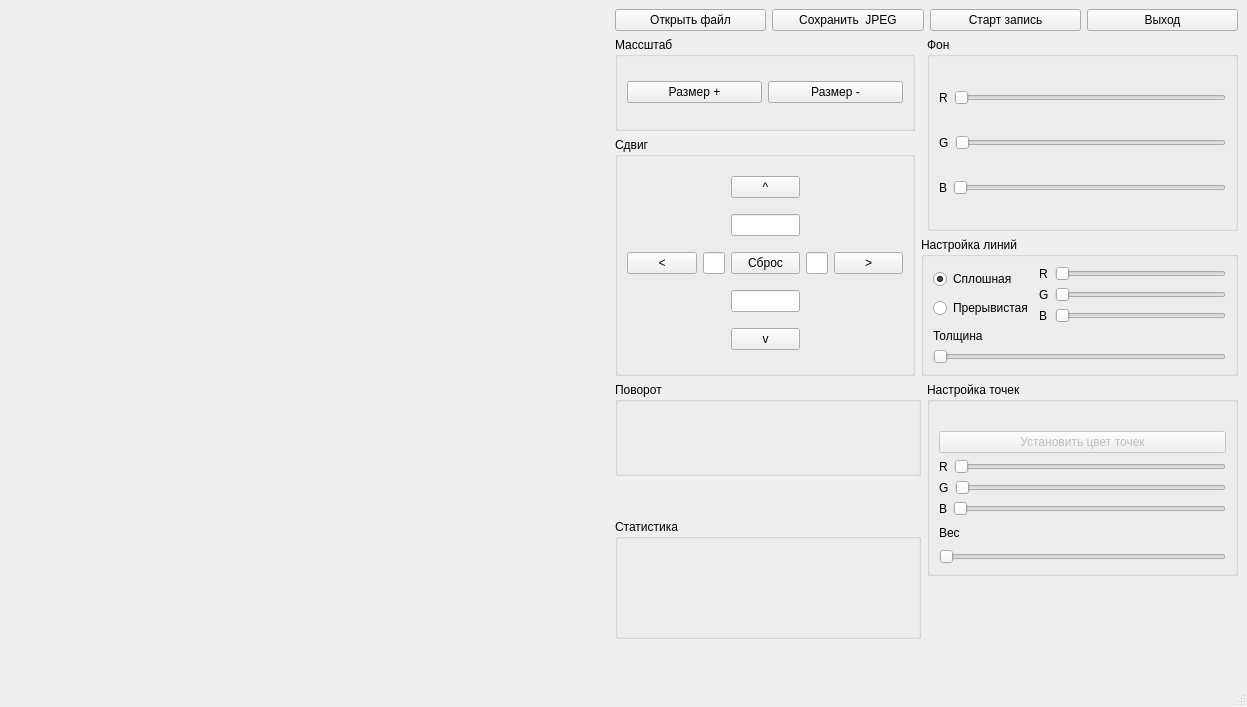
Old version of the form viewer.ui in the repository dandyelf/3dviewer1.0.
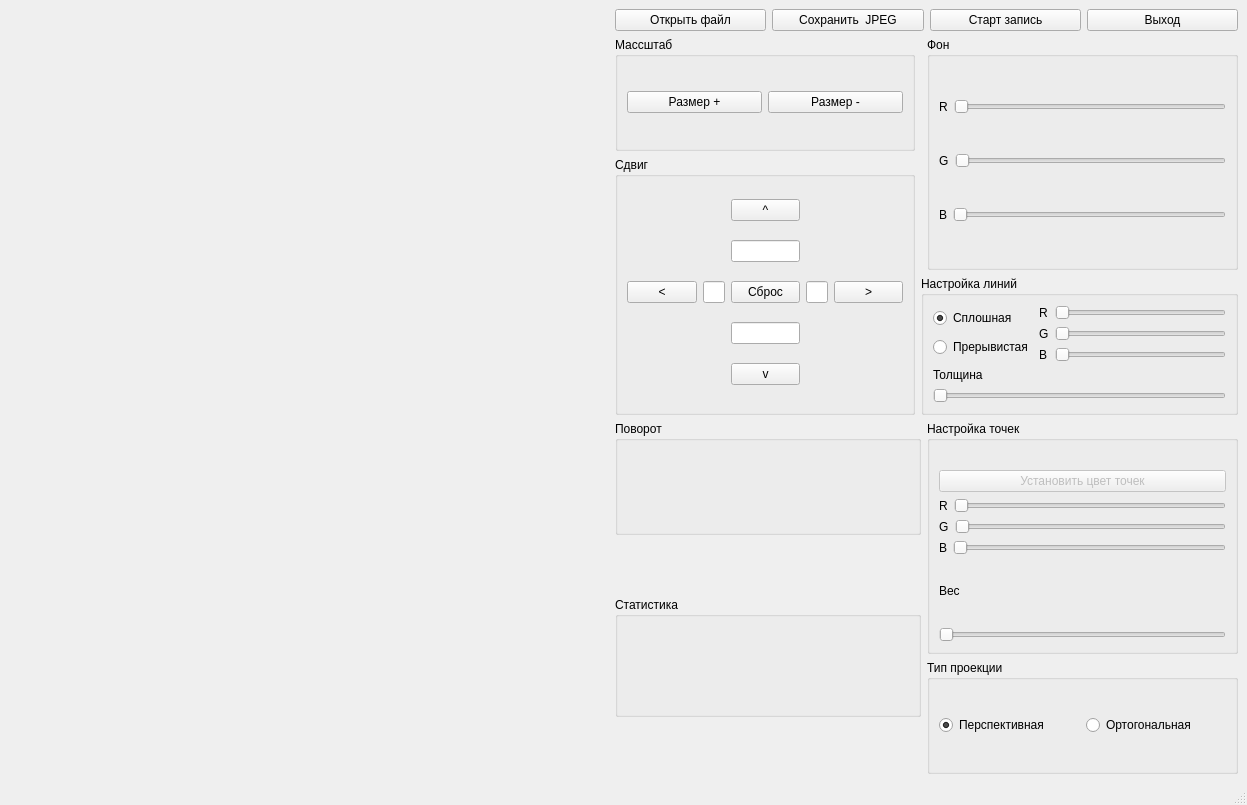
New version of the form. Custom widgets are drawn as their Qt base class.

Patch:
```diff
--- a/viewer.ui
+++ b/viewer.ui
@@ -7,7 +7,7 @@
     <x>0</x>
     <y>0</y>
     <width>1247</width>
-    <height>707</height>
+    <height>805</height>
    </rect>
   </property>
   <property name="windowTitle">
@@ -400,6 +400,9 @@
        </item>
        <item row="6" column="0">
         <widget class="QSlider" name="horizontalSlider_8">
+         <property name="maximum">
+          <number>10</number>
+         </property>
          <property name="orientation">
           <enum>Qt::Horizontal</enum>
          </property>
@@ -603,6 +606,9 @@
          </item>
          <item>
           <widget class="QSlider" name="horizontalSlider">
+           <property name="maximum">
+            <number>10</number>
+           </property>
            <property name="orientation">
             <enum>Qt::Horizontal</enum>
            </property>
@@ -613,6 +619,36 @@
       </layout>
      </widget>
     </item>
+    <item row="6" column="3">
+     <widget class="QGroupBox" name="groupBox_7">
+      <property name="title">
+       <string>Тип проекции</string>
+      </property>
+      <layout class="QGridLayout" name="gridLayout_8">
+       <item row="0" column="0">
+        <layout class="QHBoxLayout" name="horizontalLayout_12">
+         <item>
+          <widget class="QRadioButton" name="radioButton_3">
+           <property name="text">
+            <string>Перспективная</string>
+           </property>
+           <property name="checked">
+            <bool>true</bool>
+           </property>
+          </widget>
+         </item>
+         <item>
+          <widget class="QRadioButton" name="radioButton_4">
+           <property name="text">
+            <string>Ортогональная</string>
+           </property>
+          </widget>
+         </item>
+        </layout>
+       </item>
+      </layout>
+     </widget>
+    </item>
    </layout>
   </widget>
   <widget class="QMenuBar" name="menubar">
```
Left out of the diff: 2 changed lines with no effect on the pictures.
